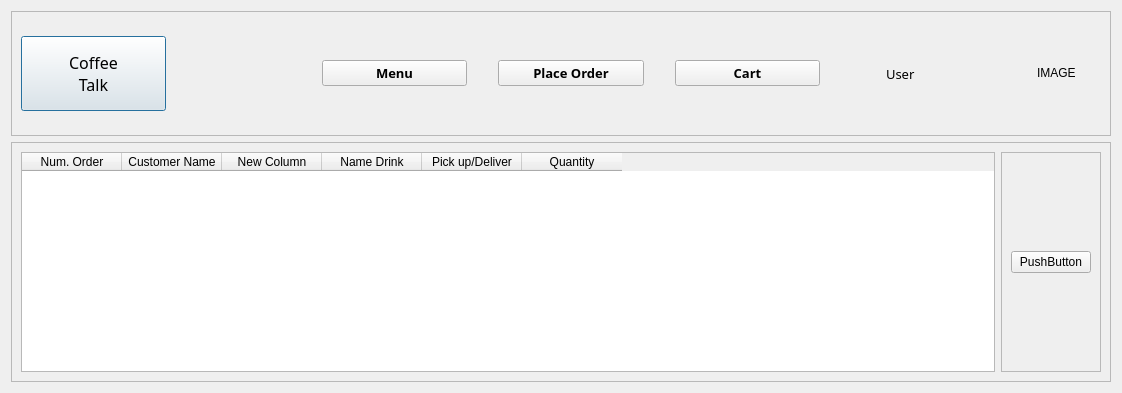
The window that views/report.ui (NicolasChavezC/CoffeeShop) describes before a commit, drawn with Qt 5.
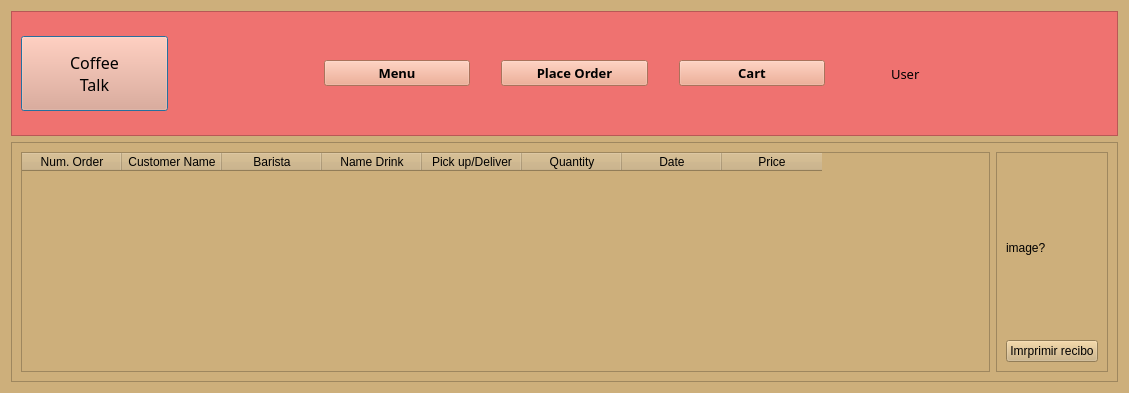
The same window after the commit. Icons and pictures are not drawn.

The edit to the form file:
```diff
--- a/views/report.ui
+++ b/views/report.ui
@@ -6,13 +6,16 @@
    <rect>
     <x>0</x>
     <y>0</y>
-    <width>1122</width>
+    <width>1129</width>
     <height>393</height>
    </rect>
   </property>
   <property name="windowTitle">
    <string>Dialog</string>
   </property>
+  <property name="styleSheet">
+   <string notr="true">background-color: rgb(205,175,123);</string>
+  </property>
   <layout class="QVBoxLayout" name="verticalLayout">
    <item>
     <widget class="QFrame" name="frame_3">
@@ -28,6 +31,9 @@
        <height>125</height>
       </size>
      </property>
+     <property name="styleSheet">
+      <string notr="true">background-color: rgb(239, 114, 112);</string>
+     </property>
      <property name="frameShape">
       <enum>QFrame::StyledPanel</enum>
      </property>
@@ -49,6 +55,9 @@
           <pointsize>12</pointsize>
          </font>
         </property>
+        <property name="styleSheet">
+         <string notr="true">background-color: rgb(238,159,128);</string>
+        </property>
         <property name="text">
          <string>Coffee 
 Talk</string>
@@ -81,6 +90,9 @@
           <bold>true</bold>
          </font>
         </property>
+        <property name="styleSheet">
+         <string notr="true">background-color: rgb(238,159,128);</string>
+        </property>
         <property name="text">
          <string>Menu</string>
         </property>
@@ -112,6 +124,9 @@
           <bold>true</bold>
          </font>
         </property>
+        <property name="styleSheet">
+         <string notr="true">background-color: rgb(238,159,128);</string>
+        </property>
         <property name="text">
          <string>Place Order</string>
         </property>
@@ -143,6 +158,9 @@
           <bold>true</bold>
          </font>
         </property>
+        <property name="styleSheet">
+         <string notr="true">background-color: rgb(238,159,128);</string>
+        </property>
         <property name="text">
          <string>Cart</string>
         </property>
@@ -195,7 +213,7 @@
          <string notr="true">border-image: url(&quot;img/Gala_had_a_fit.webp&quot;)</string>
         </property>
         <property name="text">
-         <string>IMAGE</string>
+         <string/>
         </property>
        </widget>
       </item>
@@ -225,7 +243,7 @@
         </column>
         <column>
          <property name="text">
-          <string>New Column</string>
+          <string>Barista</string>
          </property>
         </column>
         <column>
@@ -243,6 +261,16 @@
           <string>Quantity</string>
          </property>
         </column>
+        <column>
+         <property name="text">
+          <string>Date</string>
+         </property>
+        </column>
+        <column>
+         <property name="text">
+          <string>Price</string>
+         </property>
+        </column>
        </widget>
       </item>
       <item>
@@ -254,10 +282,17 @@
          <enum>QFrame::Raised</enum>
         </property>
         <layout class="QVBoxLayout" name="verticalLayout_2">
+         <item>
+          <widget class="QLabel" name="label_3">
+           <property name="text">
+            <string>image?</string>
+           </property>
+          </widget>
+         </item>
          <item>
           <widget class="QPushButton" name="pushButton_5">
            <property name="text">
-            <string>PushButton</string>
+            <string>Imrprimir recibo</string>
            </property>
           </widget>
          </item>
```
